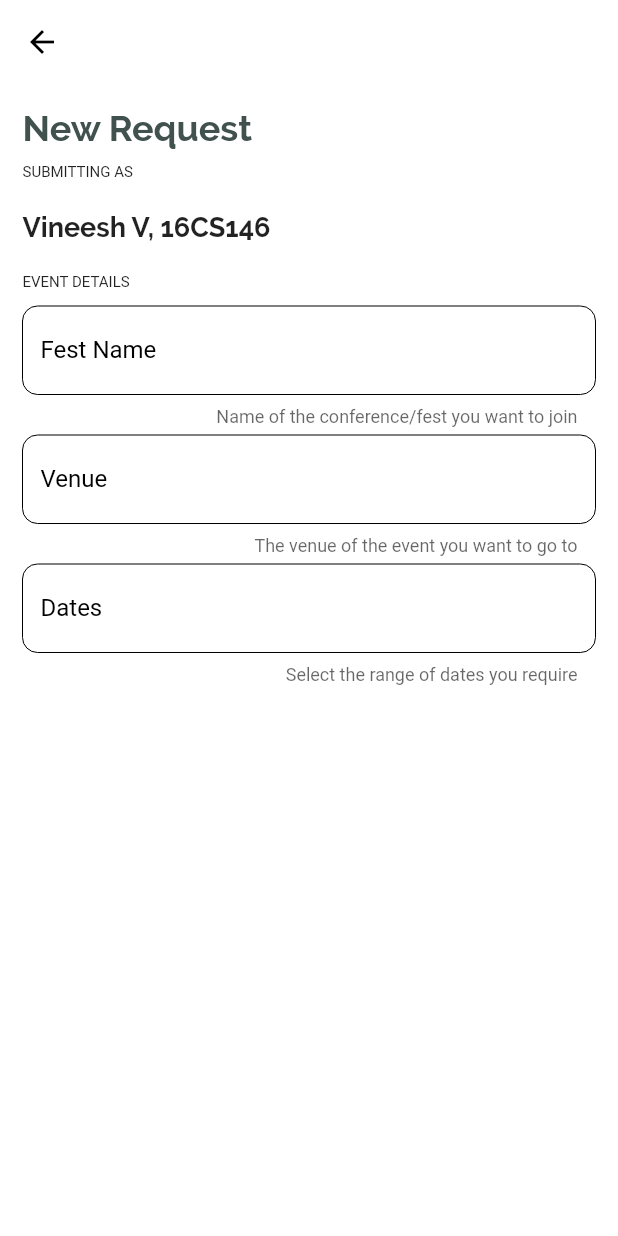
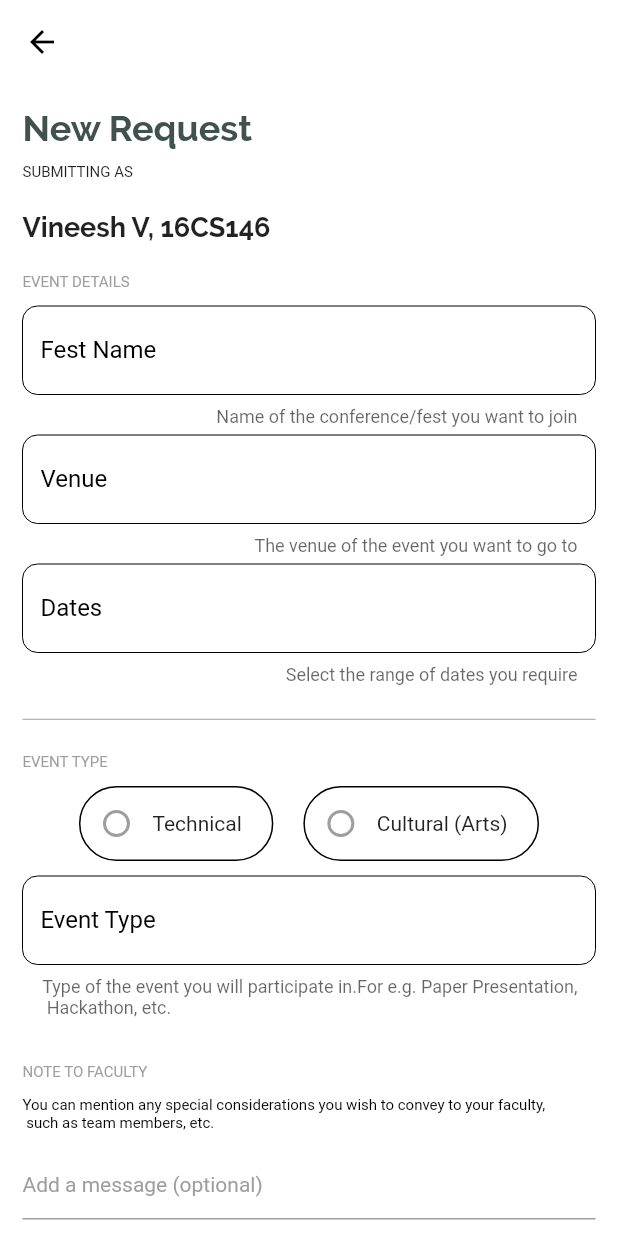
Before and after one commit to vineeshvk/Od-register, a Flutter app: the StudentDashboard screen opened directly, after a tap on "NEW", on a phone screen of 412 x 824 dp. Run offline on Flutter 3.47's test engine with Material 2 defaults, Android fonts, the phone set to English and light mode, and no system bars; our stand-ins replace backdrop, flutter_svg.

Commit message:
new request screen done

```diff
--- a/lib/src/screens/auth_screen.dart
+++ b/lib/src/screens/auth_screen.dart
@@ -34,7 +34,6 @@ class _AuthScreenState extends State<AuthScreen> {
 
   Widget _bottomSheet() {
     return Container(
-      alignment: Alignment.bottomCenter,
       decoration: BoxDecoration(
         borderRadius: BorderRadius.only(
           topLeft: Radius.circular(24),
@@ -42,6 +41,7 @@ class _AuthScreenState extends State<AuthScreen> {
         ),
         color: WHITE_COLOR,
       ),
+      alignment: Alignment.bottomCenter,
       padding: EdgeInsets.fromLTRB(40, 20, 40, 20),
       height: MediaQuery.of(context).size.height / 1.5,
       child: ListView(
--- a/lib/src/screens/student/new_request.dart
+++ b/lib/src/screens/student/new_request.dart
@@ -29,7 +29,15 @@ class NewRequest extends StatelessWidget {
                 Container(margin: EdgeInsets.only(top: 20)),
                 _nameAndRegno(),
                 Container(margin: EdgeInsets.only(top: 20)),
-                _eventSection()
+                _eventSection(),
+                Container(margin: EdgeInsets.only(top: 20)),
+                _divider(),
+                Container(margin: EdgeInsets.only(top: 20)),
+                _eventTypeSection(),
+                Container(margin: EdgeInsets.only(top: 20)),
+                _divider(),
+                Container(margin: EdgeInsets.only(top: 20)),
+                _submitSection()
               ],
             ))
       ],
@@ -63,7 +71,7 @@ class NewRequest extends StatelessWidget {
   Widget _eventDetailsText() {
     return Text(
       "EVENT DETAILS",
-      style: TextStyle(fontSize: 10),
+      style: TextStyle(fontSize: 10, color: Colors.grey),
     );
   }
 
@@ -127,4 +135,150 @@ class NewRequest extends StatelessWidget {
       ],
     ));
   }
+
+  Widget _eventTypeSection() {
+    return Column(
+      crossAxisAlignment: CrossAxisAlignment.start,
+      children: <Widget>[
+        _eventTypeText(),
+        Container(margin: EdgeInsets.only(top: 10)),
+        _radioButtons(),
+        Container(margin: EdgeInsets.only(top: 10)),
+        _eventTypeInput(),
+        Container(margin: EdgeInsets.only(top: 30)),
+        _noteText(),
+        Container(margin: EdgeInsets.only(top: 10)),
+        _noteMessage(),
+        Container(margin: EdgeInsets.only(top: 10)),
+        _noteInput(),
+      ],
+    );
+  }
+
+  Widget _eventTypeText() {
+    return Text(
+      "EVENT TYPE",
+      style: TextStyle(fontSize: 10, color: Colors.grey),
+    );
+  }
+
+  Widget _radioButtons() {
+    return Container(
+        child: Row(
+      mainAxisAlignment: MainAxisAlignment.center,
+      children: <Widget>[
+        _functionRadioButton("Technical"),
+        Container(margin: EdgeInsets.only(left: 20)),
+        _functionRadioButton("Cultural (Arts)")
+      ],
+    ));
+  }
+
+  Widget _eventTypeInput() {
+    return TextField(
+        style: TextStyle(color: Colors.black),
+        decoration: InputDecoration(
+          counterText:
+              "Type of the event you will participate in.For e.g. Paper Presentation,\n Hackathon, etc.",
+          labelText: "Event Type",
+          labelStyle: TextStyle(fontSize: 16, color: Colors.black),
+          focusedBorder: _border(),
+          hasFloatingPlaceholder: true,
+          enabledBorder: _border(),
+        ));
+  }
+
+  Widget _noteText() {
+    return Text(
+      "NOTE TO FACULTY",
+      style: TextStyle(fontSize: 10, color: Colors.grey),
+    );
+  }
+
+  Widget _noteMessage() {
+    return Text(
+      "You can mention any special considerations you wish to convey to your faculty,\n such as team members, etc.",
+      style: TextStyle(fontSize: 10, color: Colors.black),
+    );
+  }
+
+  Widget _noteInput() {
+    return TextField(
+      decoration: InputDecoration(
+          hintText: "Add a message (optional)",
+          hintStyle: TextStyle(fontSize: 14, color: Colors.grey)),
+    );
+  }
+
+  Widget _divider() {
+    return Divider(height: 5.0, color: Colors.grey);
+  }
+
+  Widget _submitSection() {
+    return Column(
+      crossAxisAlignment: CrossAxisAlignment.start,
+      children: <Widget>[
+        _submitText(),
+        Container(margin: EdgeInsets.only(top: 20)),
+        _submitMessage(),
+        Container(margin: EdgeInsets.only(top: 20)),
+        Center(
+          child: _submitButton(),
+        )
+      ],
+    );
+  }
+
+  Widget _submitText() {
+    return Text(
+      "REVIEW DETAILS AND SUBMIT",
+      style: TextStyle(fontSize: 10, color: Colors.grey),
+    );
+  }
+
+  Widget _submitMessage() {
+    return Text(
+      "Please note that you cannot edit any details of this request once you submit.",
+      style: TextStyle(fontSize: 10, color: Colors.black),
+    );
+  }
+
+  Widget _submitButton() {
+    return Container(
+      width: 320,
+      height: 50,
+      child: RaisedButton(
+        onPressed: () {},
+        shape: RoundedRectangleBorder(
+          borderRadius: BorderRadius.circular(10.0),
+        ),
+        elevation: 10,
+        color: ACCENT_COLOR,
+        child: Text(
+          "SUBMIT REQUEST",
+          style:
+              TextStyle(color: WHITE_COLOR, fontSize: 18, letterSpacing: 1.8),
+        ),
+      ),
+    );
+  }
+
+  Widget _functionRadioButton(String text) {
+    return Container(
+        padding: EdgeInsets.only(right: 20),
+        decoration: BoxDecoration(
+            border: Border.all(width: 1),
+            borderRadius: BorderRadius.all(Radius.circular(30))),
+        child: Row(children: <Widget>[
+          Radio(
+            value: 1,
+          ),
+          Text(
+            text,
+            style: TextStyle(
+              fontSize: 14.0,
+            ),
+          )
+        ]));
+  }
 }
--- a/lib/src/screens/student/request_screen.dart
+++ b/lib/src/screens/student/request_screen.dart
@@ -21,11 +21,17 @@ class RequestScreen extends StatelessWidget {
                 _previousRequest(),
                 Container(margin: EdgeInsets.only(top: 30)),
                 _approvedRequests(),
-                Container(margin: EdgeInsets.only(top: 35)),
+                Container(margin: EdgeInsets.only(top: 20)),
+                _divider(),
+                Container(margin: EdgeInsets.only(top: 25)),
                 _approvedRequests(),
-                Container(margin: EdgeInsets.only(top: 35)),
+                Container(margin: EdgeInsets.only(top: 20)),
+                _divider(),
+                Container(margin: EdgeInsets.only(top: 25)),
                 _approvedRequests(),
-                Container(margin: EdgeInsets.only(top: 35)),
+                Container(margin: EdgeInsets.only(top: 20)),
+                _divider(),
+                Container(margin: EdgeInsets.only(top: 25)),
                 _approvedRequests(),
               ],
             ))
@@ -166,7 +172,8 @@ class RequestScreen extends StatelessWidget {
   }
 
   Widget _approvedRequests() {
-    return Column(
+    return Container(
+      child: Column(
         crossAxisAlignment: CrossAxisAlignment.start,
         children: <Widget>[
           Row(
@@ -188,6 +195,11 @@ class RequestScreen extends StatelessWidget {
             style: TextStyle(fontSize: 14, color: Colors.grey),
           )
         ],
+      ),
     );
   }
+
+  Widget _divider() {
+    return Divider(height: 5.0, color: Colors.grey);
   }
+}
```
Also changed, not shown: pubspec.lock. Lines whose indentation alone changed are shown as unchanged.
